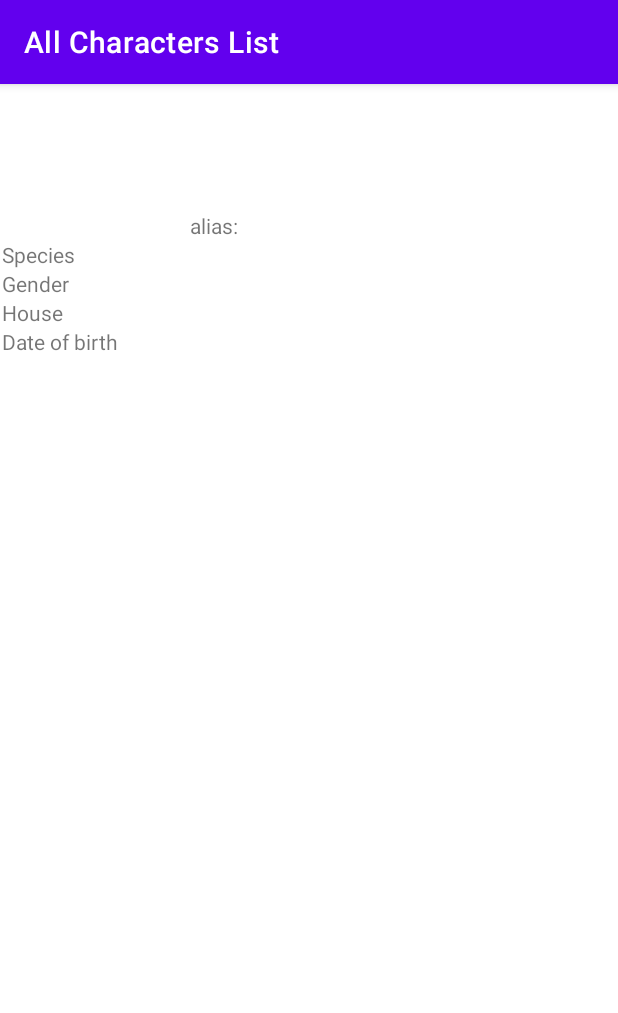
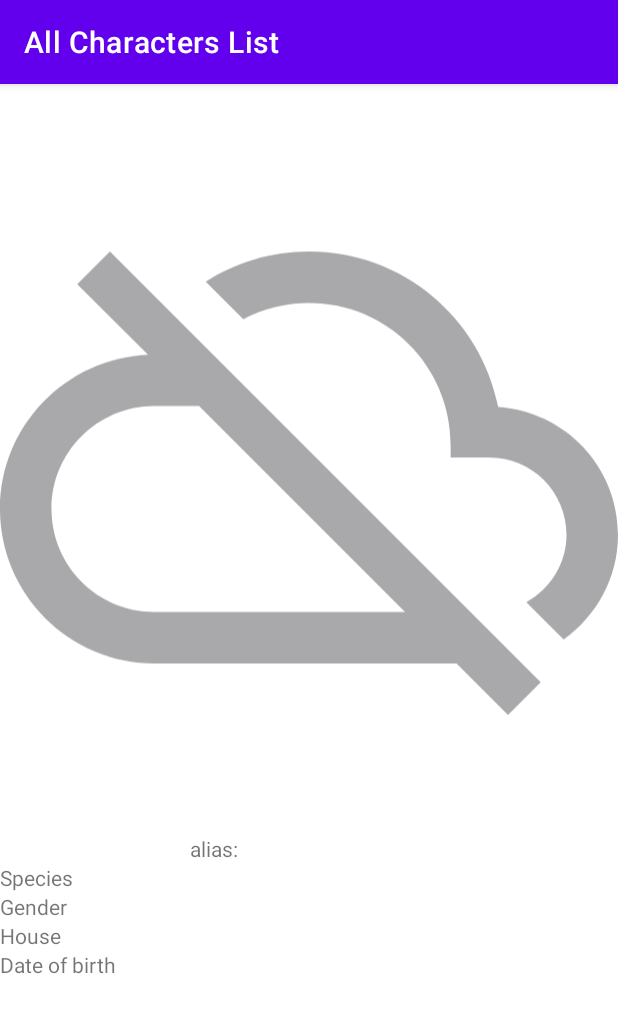
Before and after one commit to wanyoike-dennis/PorterApi, an Android app: the fragment Details placed in its activity, on a phone screen of 412 x 824 dp. Shown: the top 1013 px of the screen. Run offline under Robolectric (Android 15) with nearby library versions, the phone set to English and light mode, and no system bars; our stand-ins replace navigation-ui; network calls fail; pictures from the network do not load; 8 statements that could not run were skipped.

Commit message:
details screen displaying more details about the character clicked

```diff
--- a/app/build.gradle
+++ b/app/build.gradle
@@ -2,6 +2,7 @@ plugins {
     id 'com.android.application'
     id 'org.jetbrains.kotlin.android'
     id 'kotlin-kapt'
+    id 'kotlin-parcelize'
     id 'androidx.navigation.safeargs.kotlin'
 }
 
--- a/app/src/main/java/com/dennis/porterapi/data/Characters.kt
+++ b/app/src/main/java/com/dennis/porterapi/data/Characters.kt
@@ -1,4 +1,6 @@
 package com.dennis.porterapi.data
+
+import com.google.gson.annotations.SerializedName
 
 data class Characters(
     val id: String,
@@ -6,6 +8,6 @@ data class Characters(
     val species:String,
     val gender:String,
     val house:String,
-    val dateOfBirth:String,
-    val image:String
+    @SerializedName("dateOfBirth")val dateOfBirth:String?,
+   @SerializedName("image") val image:String
 )
--- a/app/src/main/java/com/dennis/porterapi/ui/Details.kt
+++ b/app/src/main/java/com/dennis/porterapi/ui/Details.kt
@@ -5,14 +5,16 @@ import androidx.fragment.app.Fragment
 import android.view.LayoutInflater
 import android.view.View
 import android.view.ViewGroup
+import androidx.navigation.fragment.navArgs
+import com.bumptech.glide.Glide
+import com.dennis.porterapi.R
 import com.dennis.porterapi.databinding.FragmentDetailsBinding
+
 
 class Details : Fragment() {
 
-    private var binding:FragmentDetailsBinding? = null
-    //private lateinit var character: Characters
-    // private val viewModel:CharactersViewModel by activityViewModels()
-    //   private val args: DetailsArgs by navArgs()
+    private var binding: FragmentDetailsBinding? = null
+    private val args: DetailsArgs by navArgs()
 
 
     override fun onCreateView(
@@ -20,48 +22,37 @@ class Details : Fragment() {
         container: ViewGroup?,
         savedInstanceState: Bundle?
     ): View {
-        val fragmentBinding = FragmentDetailsBinding.inflate(inflater,container,false)
+        val fragmentBinding = FragmentDetailsBinding.inflate(inflater, container, false)
         binding = fragmentBinding
         return fragmentBinding.root
     }
 
     override fun onViewCreated(view: View, savedInstanceState: Bundle?) {
         super.onViewCreated(view, savedInstanceState)
+        loadData()
     }
 
-    /*
-    private fun loadCharacterData(){
-        var currentCharacterId : String? = null
-        currentCharacterId = args.characterId
-        viewModel.retrieveItem(currentCharacterId).observe(this.viewLifecycleOwner){
-            selectedCharacter ->
-            character = selectedCharacter
-            bind(character)
-        }
-
-    }
-
-     */
-
-    /*
-    private fun bind(character:Characters){
-        binding?.apply {
-            txtCharacterName.text = character.name
-            txtSpecies.text = character.species
-            txtGender.text= character.gender
-            txtHouse.text = character.house
-            txtDob.text = character.dateOfBirth
-
-            val imageUrl = "@{character.image}"
-            Glide.with(imgCharacter).load(imageUrl).into(imgCharacter)
-        }
-
-    }
-
-     */
 
     override fun onDestroyView() {
         super.onDestroyView()
         binding = null
     }
+
+    private fun loadData() {
+        binding?.apply {
+            txtCharacterName.text = args.name
+            txtSpecies.text = args.species
+            txtGender.text = args.gender
+            txtHouse.text = args.house
+            txtDob.text = args.dob
+            val imageUrl = args.imagePath
+            Glide.with(requireActivity())
+                .load(imageUrl)
+                .centerCrop()
+                .placeholder(R.drawable.loading_img)
+                .error(R.drawable.ic_connection_error)
+                .into(imgCharacter)
+        }
+    }
+
 }
--- a/app/src/main/java/com/dennis/porterapi/viewmodel/CharactersViewModel.kt
+++ b/app/src/main/java/com/dennis/porterapi/viewmodel/CharactersViewModel.kt
@@ -14,11 +14,13 @@ class CharactersViewModel : ViewModel() {
     private val _characters = MutableLiveData<ArrayList<Characters>>()
     val characters:LiveData<ArrayList<Characters>> = _characters
 
+
     private fun fetchAllCharacters(){
         viewModelScope.launch {
                 val response = PotterApi.retrofitService.getAllCharacters()
             if (response.isSuccessful){
                 _characters.value = response.body()
+
             }
             else {
                 throw Exception("Error : ${response.errorBody()}")
@@ -27,6 +29,7 @@ class CharactersViewModel : ViewModel() {
 
         }
     }
+
     init {
         fetchAllCharacters()
     }
--- /dev/null
+++ b/app/src/main/res/drawable/ic_baseline_person_24.xml
@@ -0,0 +1,5 @@
+<vector android:height="180dp" android:tint="#000000"
+    android:viewportHeight="24" android:viewportWidth="24"
+    android:width="180dp" xmlns:android="http://schemas.android.com/apk/res/android">
+    <path android:fillColor="@android:color/white" android:pathData="M12,12c2.21,0 4,-1.79 4,-4s-1.79,-4 -4,-4 -4,1.79 -4,4 1.79,4 4,4zM12,14c-2.67,0 -8,1.34 -8,4v2h16v-2c0,-2.66 -5.33,-4 -8,-4z"/>
+</vector>
--- a/app/src/main/res/layout/fragment_details.xml
+++ b/app/src/main/res/layout/fragment_details.xml
@@ -1,9 +1,11 @@
 <?xml version="1.0" encoding="utf-8"?>
-<androidx.constraintlayout.widget.ConstraintLayout xmlns:android="http://schemas.android.com/apk/res/android"
+<LinearLayout xmlns:android="http://schemas.android.com/apk/res/android"
     xmlns:app="http://schemas.android.com/apk/res-auto"
     xmlns:tools="http://schemas.android.com/tools"
     android:layout_width="match_parent"
     android:layout_height="match_parent"
+    android:weightSum="1"
+    android:orientation="vertical"
     tools:context=".ui.Details">
 
     <LinearLayout
@@ -12,6 +14,7 @@
         android:layout_height="wrap_content"
         android:orientation="vertical"
         app:layout_constraintEnd_toEndOf="parent"
+        android:layout_weight="0.7"
         app:layout_constraintStart_toStartOf="parent"
         app:layout_constraintTop_toTopOf="parent">
 
@@ -19,14 +22,15 @@
             android:id="@+id/img_character"
             android:layout_width="match_parent"
             android:layout_height="match_parent"
-            tools:src="@tools:sample/avatars"
-            android:contentDescription="@string/character_image" />
+            android:contentDescription="@string/character_image"
+            tools:src="@tools:sample/avatars" />
     </LinearLayout>
 
     <LinearLayout
-        android:layout_width="409dp"
-        android:layout_height="601dp"
+        android:layout_width="match_parent"
+        android:layout_height="wrap_content"
         android:layout_marginTop="2dp"
+        android:layout_weight="0.3"
         android:orientation="vertical"
         app:layout_constraintBottom_toBottomOf="parent"
         app:layout_constraintEnd_toEndOf="parent"
@@ -139,4 +143,4 @@
                 tools:text="@string/date" />
         </LinearLayout>
     </LinearLayout>
-</androidx.constraintlayout.widget.ConstraintLayout>
+</LinearLayout>
--- a/app/src/main/res/navigation/nav_graph.xml
+++ b/app/src/main/res/navigation/nav_graph.xml
@@ -22,10 +22,28 @@
         tools:layout="@layout/fragment_details" >
         <action
             android:id="@+id/action_details_to_home2"
-            app:destination="@id/homePage" />
+            app:destination="@id/homePage"
+            app:popUpToInclusive="true"
+            app:popUpTo="@id/homePage"
+            />
         <argument
-            android:name="characterId"
+            android:name="name"
+            app:argType="string" />
+        <argument
+            android:name="species"
+            app:argType="string" />
+        <argument
+            android:name="gender"
+            app:argType="string" />
+        <argument
+            android:name="house"
+            app:argType="string" />
+        <argument
+            android:name="dob"
             app:argType="string"
-             />
+            app:nullable="true" />
+        <argument
+            android:name="imagePath"
+            app:argType="string" />
     </fragment>
 </navigation>
```
Also changed, not shown: app/src/main/java/com/dennis/porterapi/ui/Home.kt (+27 -14 lines).
